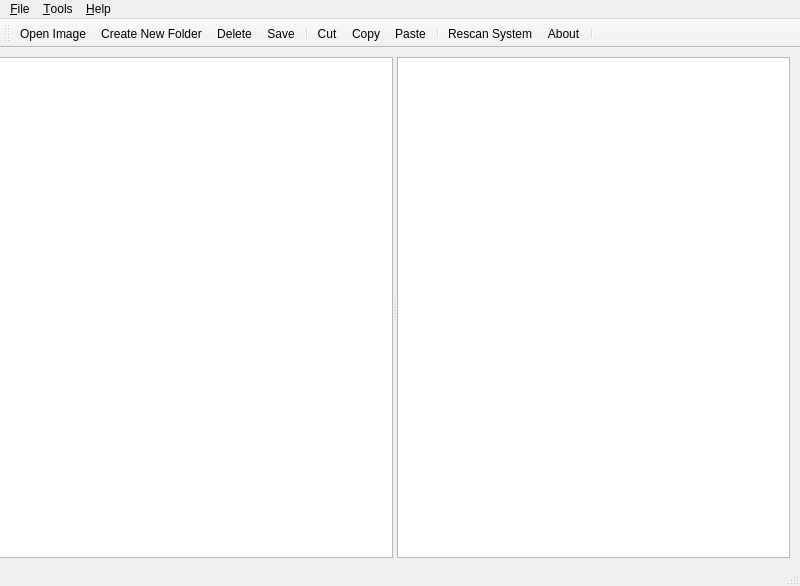
Before: the Qt Designer form ext2explore.ui in mregmi/ext2read, drawn with Qt 5.
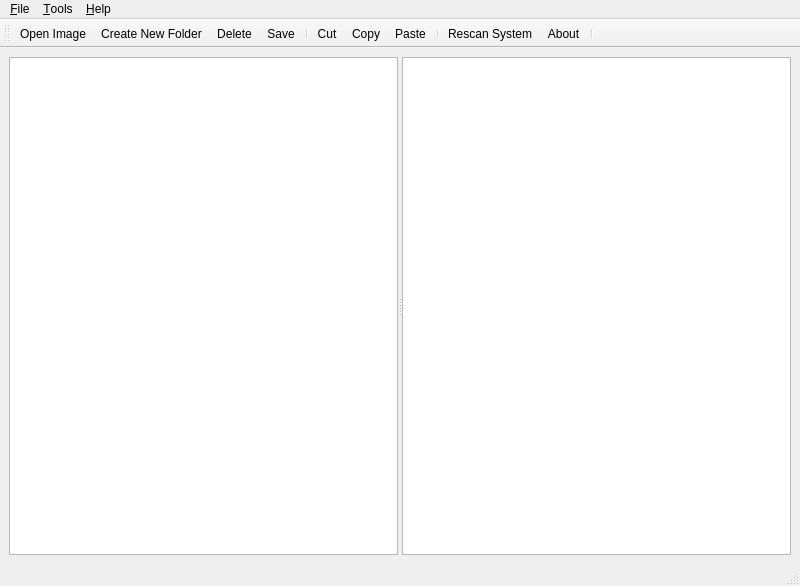
After: the same form once the commit is applied. Icons and pictures are not drawn.

Commit message: changed on properties dialog box. it now shows size, name and timestamp.

What changed in the file:
```diff
--- a/ext2explore.ui
+++ b/ext2explore.ui
@@ -18,25 +18,9 @@
     <normaloff>:/icons/resource/tux.png</normaloff>:/icons/resource/tux.png</iconset>
   </property>
   <widget class="QWidget" name="centralwidget">
-   <widget class="QTextEdit" name="textEdit">
-    <property name="geometry">
-     <rect>
-      <x>300</x>
-      <y>-40</y>
-      <width>0</width>
-      <height>521</height>
-     </rect>
-    </property>
-   </widget>
+   <layout class="QHBoxLayout" name="horizontalLayout">
+    <item>
    <widget class="QSplitter" name="splitter">
-    <property name="geometry">
-     <rect>
-      <x>-1</x>
-      <y>9</y>
-      <width>791</width>
-      <height>501</height>
-     </rect>
-    </property>
     <property name="orientation">
      <enum>Qt::Horizontal</enum>
     </property>
@@ -47,6 +31,8 @@
     </widget>
     <widget class="QListView" name="list"/>
    </widget>
+    </item>
+   </layout>
   </widget>
   <widget class="QMenuBar" name="menubar">
    <property name="geometry">
```
Left out of the diff: 40 changed lines with no effect on the pictures. Lines whose indentation alone changed are shown as unchanged. The commit also changes 6 other files.
